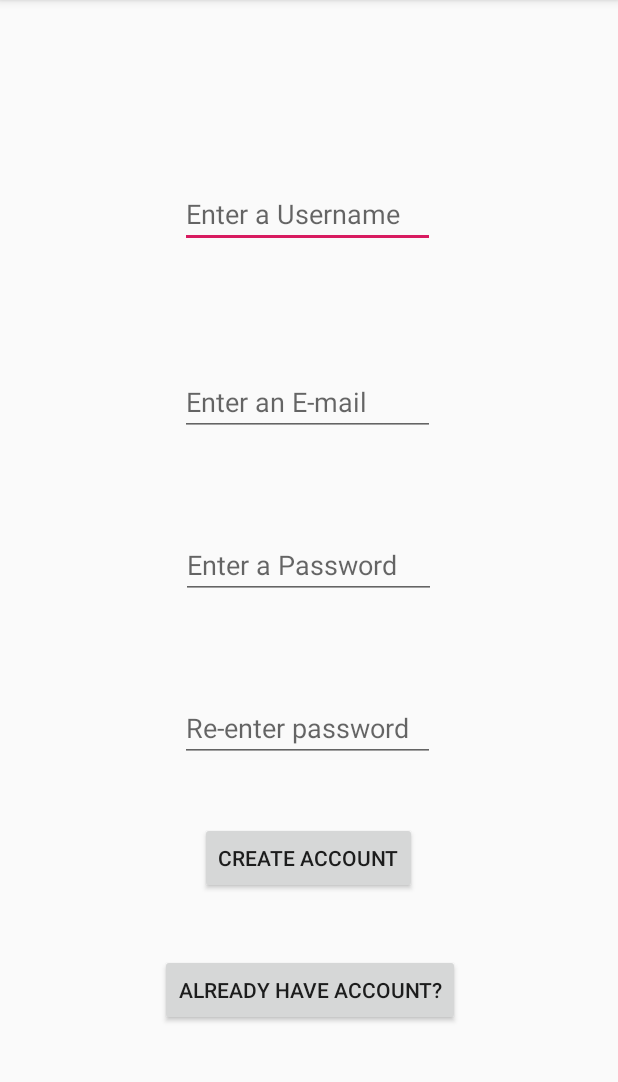
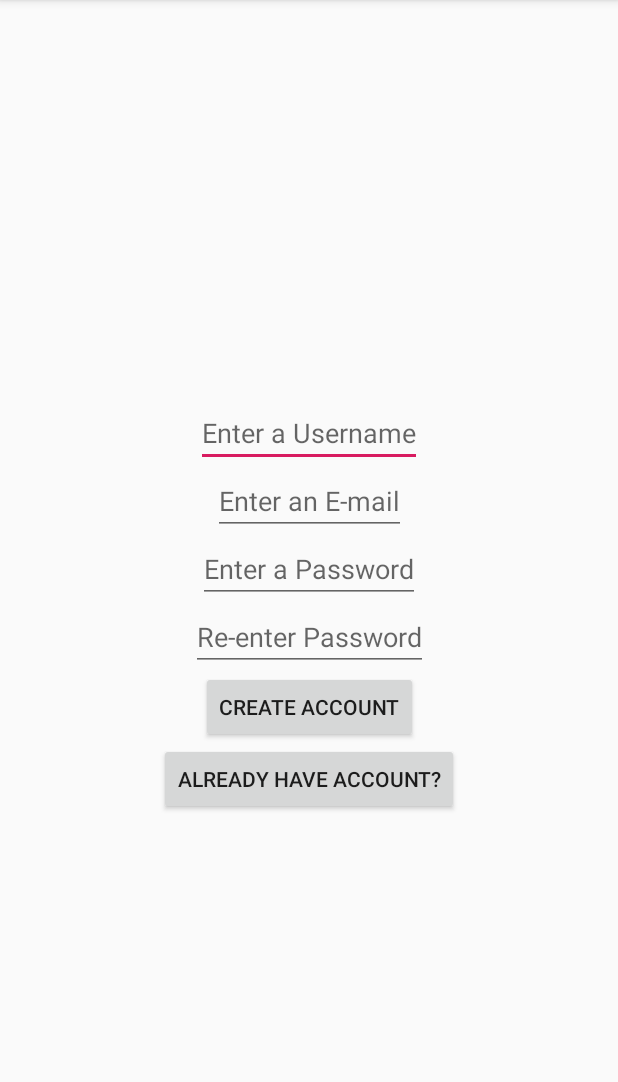
Before and after one commit to Latarax/Bro-Team-App, an Android app: the CreateNewAccount screen opened directly, with no data from a screen before it, on a phone screen of 412 x 824 dp, the part 84-1166 px from its top. Run offline under Robolectric (Android 15) with nearby library versions, the phone set to English and light mode, and no system bars.

Commit message:
Act1 button and Act 2 GUI

```diff
--- a/app/src/main/java/android/grouper/broTeam/LoginMain.java
+++ b/app/src/main/java/android/grouper/broTeam/LoginMain.java
@@ -2,9 +2,12 @@ package android.grouper.broTeam;
 
 import androidx.appcompat.app.AppCompatActivity;
 
+import android.content.Intent;
 import android.os.Bundle;
 import android.view.View;
 import android.widget.Button;
+
+import static java.security.AccessController.getContext;
 
 public class LoginMain extends AppCompatActivity {
 
@@ -21,6 +24,14 @@ public class LoginMain extends AppCompatActivity {
             @Override
             public void onClick(View view1) {
                 // this is where the code for logging in goes
+
+                // presumably bundle and send data to fire base
+
+                // presumably wait for firebase to confirm
+
+                // If valid account, create intent to go to user main page
+
+                // if fail change dialog box to read log in error
             }
         });
 
@@ -32,6 +43,8 @@ public class LoginMain extends AppCompatActivity {
             @Override
             public void onClick(View view2) {
                 // this is the code for going to create account page
+                Intent gotoNewAccount = new Intent(view2.getContext(), CreateNewAccount.class);
+                view2.getContext().startActivity(gotoNewAccount);
             }
         });
     }
--- a/app/src/main/res/layout/create_new_account.xml
+++ b/app/src/main/res/layout/create_new_account.xml
@@ -6,89 +6,64 @@
     android:layout_height="match_parent"
     tools:context=".CreateNewAccount">
 
-    <androidx.constraintlayout.widget.Guideline
-        android:id="@+id/guideline"
+    <EditText
+        android:id="@+id/newUsernameEntry"
         android:layout_width="wrap_content"
         android:layout_height="wrap_content"
-        android:orientation="vertical" />
-
-    <EditText
-        android:id="@+id/newUsernameEntry"
-        android:layout_width="170dp"
-        android:layout_height="wrap_content"
-        android:layout_marginStart="120dp"
-        android:layout_marginTop="103dp"
-        android:layout_marginEnd="121dp"
-        android:layout_marginBottom="63dp"
         android:hint="@string/newUsernameTitle"
         app:layout_constraintBottom_toTopOf="@+id/newEmailEntry"
         app:layout_constraintEnd_toEndOf="parent"
-        app:layout_constraintHorizontal_bias="0.0"
+        app:layout_constraintStart_toStartOf="parent" />
+
+    <EditText
+        android:id="@+id/newEmailEntry"
+        android:layout_width="wrap_content"
+        android:layout_height="wrap_content"
+        android:hint="@string/newUserEmailTitle"
+        app:layout_constraintBottom_toTopOf="@+id/newPasswordEntry"
+        app:layout_constraintEnd_toEndOf="parent"
+        app:layout_constraintStart_toStartOf="parent" />
+
+    <EditText
+        android:id="@+id/newPasswordEntry"
+        android:layout_width="wrap_content"
+        android:layout_height="wrap_content"
+        android:layout_marginBottom="10dp"
+        android:hint="@string/newPasswordTitle"
+        app:layout_constraintBottom_toBottomOf="parent"
+        app:layout_constraintEnd_toEndOf="parent"
+        app:layout_constraintHorizontal_bias="0.5"
         app:layout_constraintStart_toStartOf="parent"
         app:layout_constraintTop_toTopOf="parent" />
 
     <EditText
-        android:id="@+id/newEmailEntry"
-        android:layout_width="170dp"
+        android:id="@+id/newPassVerifEntry"
+        android:layout_width="wrap_content"
         android:layout_height="wrap_content"
-        android:layout_marginStart="120dp"
-        android:layout_marginEnd="121dp"
-        android:layout_marginBottom="63dp"
-        android:hint="@string/newUserEmailTitle"
-        app:layout_constraintBottom_toTopOf="@+id/newPasswordEntry"
-        app:layout_constraintEnd_toEndOf="parent"
-        app:layout_constraintHorizontal_bias="0.0"
-        app:layout_constraintStart_toStartOf="parent" />
-
-    <EditText
-        android:id="@+id/newPasswordEntry"
-        android:layout_width="170dp"
-        android:layout_height="wrap_content"
-        android:layout_marginStart="120dp"
-        android:layout_marginEnd="121dp"
-        android:layout_marginBottom="63dp"
-        android:hint="@string/newPasswordTitle"
-        app:layout_constraintBottom_toTopOf="@+id/newPassVerifEntry"
-        app:layout_constraintEnd_toEndOf="parent"
-        app:layout_constraintStart_toStartOf="parent" />
-
-    <EditText
-        android:id="@+id/newPassVerifEntry"
-        android:layout_width="170dp"
-        android:layout_height="wrap_content"
-        android:layout_marginStart="120dp"
-        android:layout_marginEnd="121dp"
-        android:layout_marginBottom="40dp"
         android:hint="@string/verifPasswordTitle"
         app:layout_constraintBottom_toTopOf="@+id/submitAccountButton"
         app:layout_constraintEnd_toEndOf="parent"
-        app:layout_constraintHorizontal_bias="0.0"
-        app:layout_constraintStart_toStartOf="parent" />
+        app:layout_constraintStart_toStartOf="parent"
+        app:layout_constraintTop_toBottomOf="@+id/newPasswordEntry" />
 
     <Button
         android:id="@+id/submitAccountButton"
         android:layout_width="wrap_content"
         android:layout_height="wrap_content"
-        android:layout_marginStart="133dp"
-        android:layout_marginEnd="133dp"
-        android:layout_marginBottom="40dp"
+        android:layout_marginBottom="10dp"
         android:text="@string/submitNewAccountButton"
         app:layout_constraintBottom_toTopOf="@+id/haveAccountButton"
         app:layout_constraintEnd_toEndOf="parent"
-        app:layout_constraintHorizontal_bias="0.0"
-        app:layout_constraintStart_toStartOf="parent" />
+        app:layout_constraintStart_toStartOf="parent"
+        app:layout_constraintTop_toBottomOf="@+id/newPassVerifEntry" />
 
     <Button
         android:id="@+id/haveAccountButton"
         android:layout_width="wrap_content"
         android:layout_height="wrap_content"
-        android:layout_marginStart="105dp"
-        android:layout_marginEnd="105dp"
-        android:layout_marginBottom="84dp"
         android:text="@string/userAlreadyAccountButton"
-        app:layout_constraintBottom_toBottomOf="parent"
         app:layout_constraintEnd_toEndOf="parent"
-        app:layout_constraintHorizontal_bias="1.0"
-        app:layout_constraintStart_toStartOf="parent" />
+        app:layout_constraintStart_toStartOf="parent"
+        app:layout_constraintTop_toBottomOf="@+id/submitAccountButton" />
 
 </androidx.constraintlayout.widget.ConstraintLayout>
--- a/app/src/main/res/values/strings.xml
+++ b/app/src/main/res/values/strings.xml
@@ -9,7 +9,7 @@
     <string name="newUsernameTitle">"Enter a Username</string>
     <string name="newUserEmailTitle">"Enter an E-mail</string>
     <string name="newPasswordTitle">"Enter a Password"</string>
-    <string name="verifPasswordTitle">Re-enter password</string>
+    <string name="verifPasswordTitle">Re-enter Password</string>
     <string name="submitNewAccountButton">Create Account</string>
     <string name="userAlreadyAccountButton">Already Have Account?</string>
 </resources>
```
